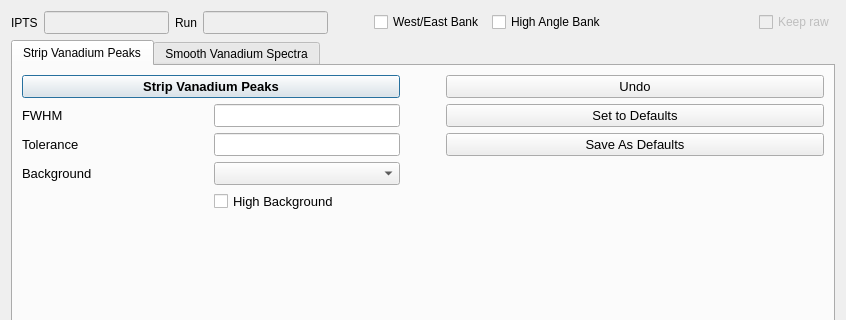
Qt form designer/ProcessVanadiumDialog.ui (neutrons/PyVDrive) before a commit; both pictures show x 0 to 846 and y 0 to 320 of the 846 by 539 pixel window.
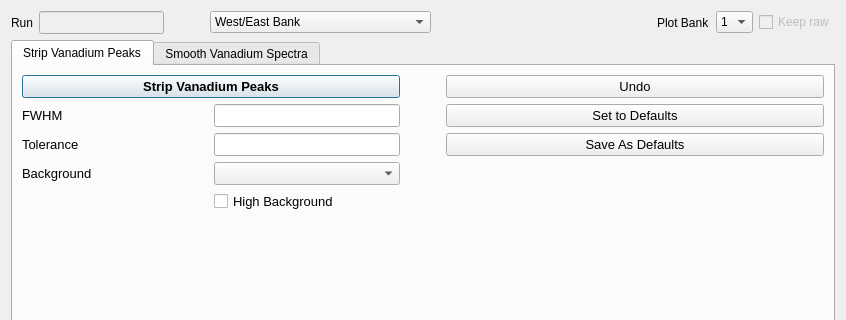
The same form after that commit.

The edit to the form file:
```diff
--- a/designer/ProcessVanadiumDialog.ui
+++ b/designer/ProcessVanadiumDialog.ui
@@ -15,16 +15,25 @@
   </property>
   <layout class="QVBoxLayout" name="verticalLayout_5">
    <item>
-    <layout class="QHBoxLayout" name="horizontalLayout_4">
-     <item>
-      <widget class="QLabel" name="label_10">
-       <property name="text">
-        <string>IPTS</string>
+    <layout class="QGridLayout" name="gridLayout_4">
+     <item row="0" column="4">
+      <spacer name="horizontalSpacer_6">
+       <property name="orientation">
+        <enum>Qt::Horizontal</enum>
        </property>
-      </widget>
+       <property name="sizeType">
+        <enum>QSizePolicy::Expanding</enum>
+       </property>
+       <property name="sizeHint" stdset="0">
+        <size>
+         <width>40</width>
+         <height>20</height>
+        </size>
+       </property>
+      </spacer>
      </item>
-     <item>
-      <widget class="QLineEdit" name="lineEdit_iptsNumber">
+     <item row="0" column="1">
+      <widget class="QLineEdit" name="lineEdit_runNumber">
        <property name="enabled">
         <bool>false</bool>
        </property>
@@ -41,32 +50,24 @@
        </property>
       </widget>
      </item>
-     <item>
+     <item row="0" column="7">
+      <widget class="QCheckBox" name="checkBox_keepRaw">
+       <property name="enabled">
+        <bool>false</bool>
+       </property>
+       <property name="text">
+        <string>Keep raw</string>
+       </property>
+      </widget>
+     </item>
+     <item row="0" column="0">
       <widget class="QLabel" name="label_11">
        <property name="text">
         <string>Run</string>
        </property>
       </widget>
      </item>
-     <item>
-      <widget class="QLineEdit" name="lineEdit_runNumber">
-       <property name="enabled">
-        <bool>false</bool>
-       </property>
-       <property name="sizePolicy">
-        <sizepolicy hsizetype="Preferred" vsizetype="Fixed">
-         <horstretch>0</horstretch>
-         <verstretch>0</verstretch>
-        </sizepolicy>
-       </property>
-       <property name="font">
-        <font>
-         <pointsize>10</pointsize>
-        </font>
-       </property>
-      </widget>
-     </item>
-     <item>
+     <item row="0" column="2">
       <spacer name="horizontalSpacer_7">
        <property name="orientation">
         <enum>Qt::Horizontal</enum>
@@ -82,41 +83,53 @@
        </property>
       </spacer>
      </item>
-     <item>
-      <widget class="QCheckBox" name="checkBox_90degBank">
-       <property name="text">
-        <string>West/East Bank</string>
+     <item row="0" column="3">
+      <widget class="QComboBox" name="comboBox_banks">
+       <property name="sizePolicy">
+        <sizepolicy hsizetype="Expanding" vsizetype="Fixed">
+         <horstretch>0</horstretch>
+         <verstretch>0</verstretch>
+        </sizepolicy>
        </property>
+       <property name="toolTip">
+        <string>&lt;html&gt;&lt;head/&gt;&lt;body&gt;&lt;p&gt;Banks to process (Strip vanadium peaks and smooth)&lt;/p&gt;&lt;/body&gt;&lt;/html&gt;</string>
+       </property>
+       <item>
+        <property name="text">
+         <string>West/East Bank</string>
+        </property>
+       </item>
+       <item>
+        <property name="text">
+         <string>High Angle Bank</string>
+        </property>
+       </item>
       </widget>
      </item>
-     <item>
-      <widget class="QCheckBox" name="checkBox_highAngleBank">
+     <item row="0" column="5">
+      <widget class="QLabel" name="label_10">
        <property name="text">
-        <string>High Angle Bank</string>
+        <string>Plot Bank</string>
        </property>
       </widget>
      </item>
-     <item>
-      <spacer name="horizontalSpacer_6">
-       <property name="orientation">
-        <enum>Qt::Horizontal</enum>
-       </property>
-       <property name="sizeHint" stdset="0">
-        <size>
-         <width>40</width>
-         <height>20</height>
-        </size>
-       </property>
-      </spacer>
-     </item>
-     <item>
-      <widget class="QCheckBox" name="checkBox_keepRaw">
-       <property name="enabled">
-        <bool>false</bool>
-       </property>
-       <property name="text">
-        <string>Keep raw</string>
-       </property>
+     <item row="0" column="6">
+      <widget class="QComboBox" name="comboBox_plotBanks">
+       <item>
+        <property name="text">
+         <string>1</string>
+        </property>
+       </item>
+       <item>
+        <property name="text">
+         <string>2</string>
+        </property>
+       </item>
+       <item>
+        <property name="text">
+         <string>3</string>
+        </property>
+       </item>
       </widget>
      </item>
     </layout>
```
